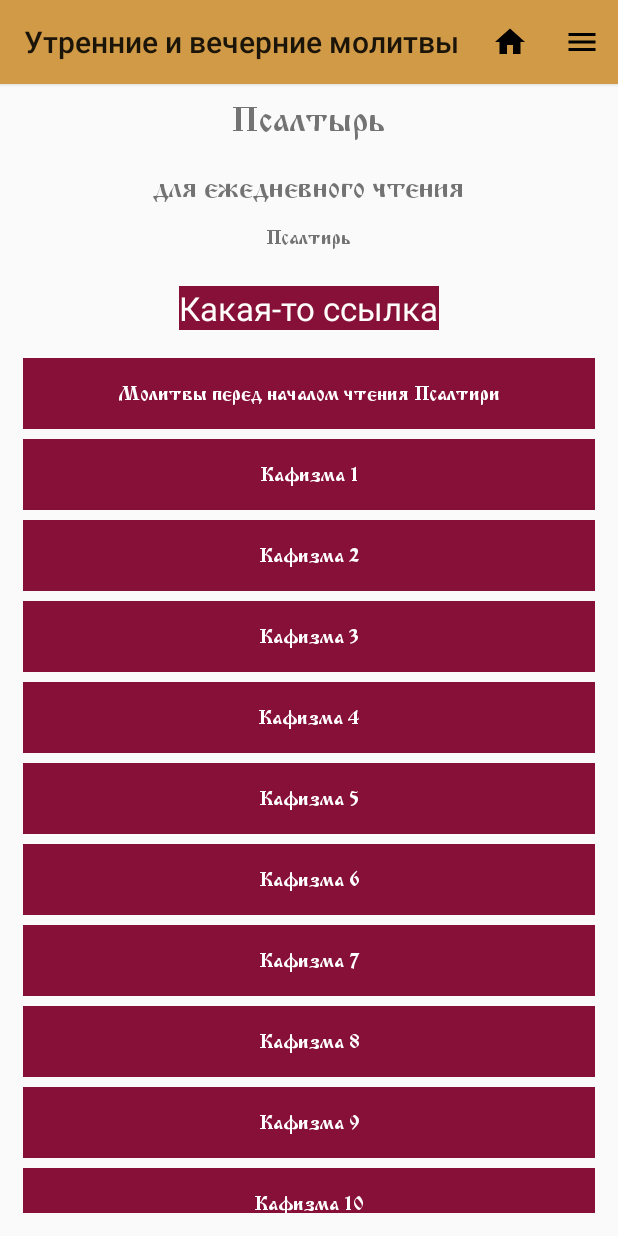
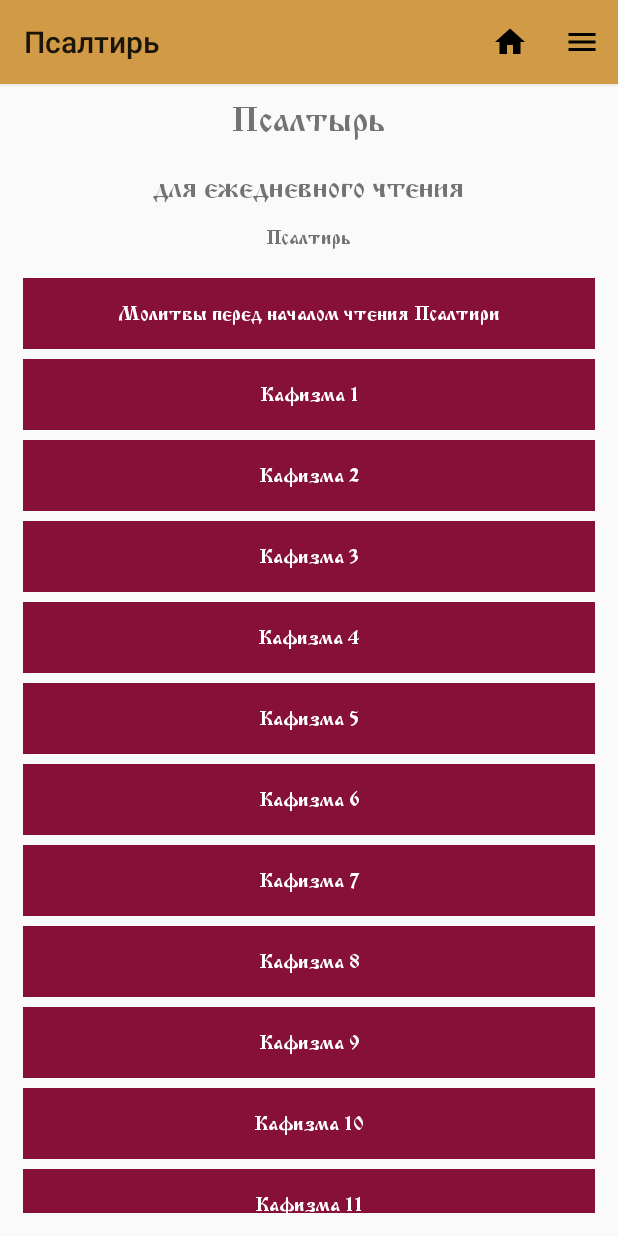
Before and after one commit to haniko135/akafist_mobile_app, an Android app: the PsaltirFragment screen opened through its navigation route, on a phone screen of 412 x 824 dp. Run offline under Robolectric (Android 15) with nearby library versions, the phone set to English and light mode, and no system bars.

Commit message:
fix yesterday bugs

```diff
--- a/app/src/main/java/com/example/akafist/fragments/PsaltirFragment.java
+++ b/app/src/main/java/com/example/akafist/fragments/PsaltirFragment.java
@@ -45,7 +45,7 @@ public class PsaltirFragment extends Fragment {
     @Override
     public void onCreate(Bundle savedInstanceState) {
         super.onCreate(savedInstanceState);
-        ((AppCompatActivity)getActivity()).getSupportActionBar().setTitle("Утренние и вечерние молитвы");
+        ((AppCompatActivity)getActivity()).getSupportActionBar().setTitle("Псалтирь");
 
         OnBackPressedCallback callback = new OnBackPressedCallback(true) {
             @Override
@@ -63,18 +63,8 @@ public class PsaltirFragment extends Fragment {
 
         psaltirBinding = FragmentPsaltirBinding.inflate(getLayoutInflater());
 
-        psaltirBinding.smthWrong.setOnClickListener(new View.OnClickListener() {
-            @Override
-            public void onClick(View view) {
-                Bundle bundle = new Bundle();
-                bundle.putInt("prevMenu",R.id.action_prayerFragment_to_psaltirFragment);
-                bundle.putInt("largeText", R.string.large_text_2);
-                FragmentKt.findNavController(getParentFragment()).navigate(R.id.action_psaltirFragment_to_prayerFragment,bundle);
-            }
-        });
-
         psaltirBinding.psaltirRV.setLayoutManager(new LinearLayoutManager(getContext()));
-        psaltirBinding.psaltirRV.setAdapter(new PrayersRecyclerAdapter(prayersNameList(), new PsaltirFragment()));
+        psaltirBinding.psaltirRV.setAdapter(new PrayersRecyclerAdapter(prayersNameList(), this));
 
         return psaltirBinding.getRoot();
     }
--- a/app/src/main/java/com/example/akafist/recyclers/PrayersRecyclerAdapter.java
+++ b/app/src/main/java/com/example/akafist/recyclers/PrayersRecyclerAdapter.java
@@ -45,7 +45,7 @@ public class PrayersRecyclerAdapter extends RecyclerView.Adapter<PrayersRecycler
                 Bundle bundle = new Bundle();
                 bundle.putInt("prevMenu",R.id.action_prayerFragment_to_psaltirFragment);
                 bundle.putInt("largeText", prayers.get(position).getTextPrayer());
-                FragmentKt.findNavController(fragment.getParentFragment()).navigate(R.id.action_psaltirFragment_to_prayerFragment,bundle);
+                FragmentKt.findNavController(fragment).navigate(R.id.action_psaltirFragment_to_prayerFragment,bundle);
             }
         });
     }
--- a/app/src/main/res/layout/fragment_psaltir.xml
+++ b/app/src/main/res/layout/fragment_psaltir.xml
@@ -50,21 +50,6 @@
         app:layout_constraintStart_toStartOf="@+id/psaltir_subtitle2"
         app:layout_constraintTop_toBottomOf="@+id/psaltir_subtitle2" />
 
-
-    <TextView
-        android:id="@+id/smth_wrong"
-        android:layout_width="wrap_content"
-        android:layout_height="wrap_content"
-        android:layout_marginTop="24dp"
-        android:text="Какая-то ссылка"
-        app:layout_constraintEnd_toEndOf="parent"
-        app:layout_constraintStart_toStartOf="parent"
-        app:layout_constraintTop_toBottomOf="@+id/textView5"
-        android:textSize="22sp"
-        android:background="@color/block_main"
-        android:textColor="@color/block_main_text"
-        />
-
     <androidx.recyclerview.widget.RecyclerView
         android:id="@+id/psaltirRV"
         android:layout_width="match_parent"
@@ -73,6 +58,6 @@
         app:layout_constraintBottom_toBottomOf="parent"
         app:layout_constraintEnd_toEndOf="parent"
         app:layout_constraintStart_toStartOf="parent"
-        app:layout_constraintTop_toBottomOf="@+id/smth_wrong"
+        app:layout_constraintTop_toBottomOf="@+id/textView5"
         tools:listitem="@layout/prayers_list"/>
 </androidx.constraintlayout.widget.ConstraintLayout>
```
